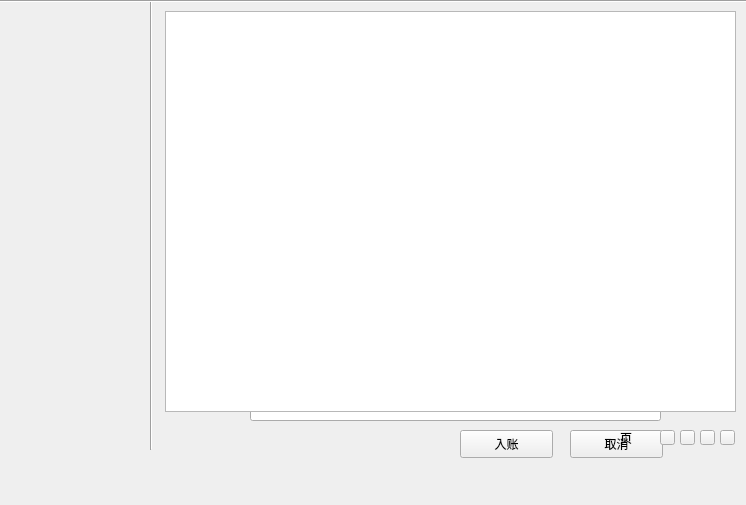
Above: BooKeeping/mainwindow.ui from GrimmStory/BooKeeping before the change. Below: the same form after it.
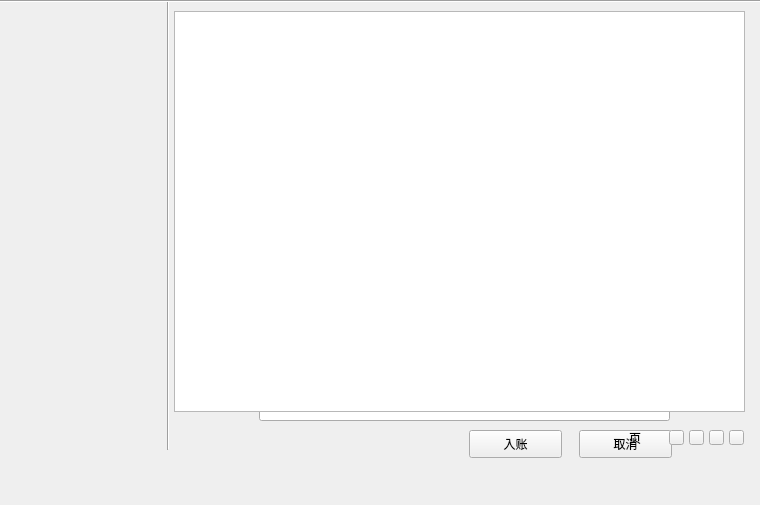
That is the form after the change.

What changed in the file:
```diff
--- a/BooKeeping/mainwindow.ui
+++ b/BooKeeping/mainwindow.ui
@@ -6,7 +6,7 @@
    <rect>
     <x>0</x>
     <y>0</y>
-    <width>746</width>
+    <width>760</width>
     <height>505</height>
    </rect>
   </property>
@@ -19,7 +19,7 @@
      <rect>
       <x>0</x>
       <y>0</y>
-      <width>150</width>
+      <width>161</width>
       <height>480</height>
      </rect>
     </property>
@@ -38,10 +38,13 @@
       <rect>
        <x>0</x>
        <y>150</y>
-       <width>151</width>
+       <width>161</width>
        <height>20</height>
       </rect>
      </property>
+     <property name="alignment">
+      <set>Qt::AlignCenter</set>
+     </property>
     </widget>
     <widget class="Line" name="line_4">
      <property name="geometry">
@@ -60,9 +63,9 @@
    <widget class="QWidget" name="widgetBook" native="true">
     <property name="geometry">
      <rect>
-      <x>150</x>
+      <x>159</x>
       <y>0</y>
-      <width>600</width>
+      <width>601</width>
       <height>480</height>
      </rect>
     </property>
@@ -201,7 +204,7 @@
     <widget class="Line" name="line_3">
      <property name="geometry">
       <rect>
-       <x>0</x>
+       <x>8</x>
        <y>0</y>
        <width>3</width>
        <height>450</height>
@@ -216,7 +219,7 @@
       <rect>
        <x>0</x>
        <y>0</y>
-       <width>600</width>
+       <width>610</width>
        <height>3</height>
       </rect>
      </property>
@@ -240,9 +243,9 @@
    <widget class="QWidget" name="widgetHistory" native="true">
     <property name="geometry">
      <rect>
-      <x>150</x>
+      <x>159</x>
       <y>0</y>
-      <width>600</width>
+      <width>601</width>
       <height>480</height>
      </rect>
     </property>
@@ -343,7 +346,7 @@
     <widget class="Line" name="line_2">
      <property name="geometry">
       <rect>
-       <x>0</x>
+       <x>8</x>
        <y>0</y>
        <width>3</width>
        <height>450</height>
@@ -358,7 +361,7 @@
       <rect>
        <x>0</x>
        <y>0</y>
-       <width>600</width>
+       <width>610</width>
        <height>3</height>
       </rect>
      </property>
@@ -370,9 +373,9 @@
    <widget class="QWidget" name="widgetOut" native="true">
     <property name="geometry">
      <rect>
-      <x>150</x>
+      <x>159</x>
       <y>0</y>
-      <width>600</width>
+      <width>601</width>
       <height>480</height>
      </rect>
     </property>
@@ -385,7 +388,7 @@
     <widget class="Line" name="line">
      <property name="geometry">
       <rect>
-       <x>0</x>
+       <x>8</x>
        <y>0</y>
        <width>3</width>
        <height>450</height>
@@ -400,7 +403,7 @@
       <rect>
        <x>0</x>
        <y>0</y>
-       <width>600</width>
+       <width>610</width>
        <height>3</height>
       </rect>
      </property>
```
Left out of the diff: 2 changed lines with no effect on the pictures.
